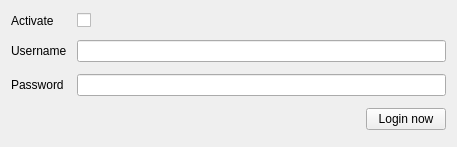
The window that src/GUI/Preferences/LastFM/GUI_LastFM.ui (return42/sayonara) describes before a commit, drawn with Qt 5.
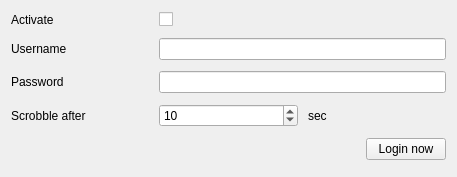
The same window after the commit.

```diff
--- a/src/GUI/Preferences/LastFM/GUI_LastFM.ui
+++ b/src/GUI/Preferences/LastFM/GUI_LastFM.ui
@@ -7,16 +7,13 @@
     <x>0</x>
     <y>0</y>
     <width>457</width>
-    <height>147</height>
+    <height>177</height>
    </rect>
   </property>
   <layout class="QGridLayout" name="gridLayout">
    <property name="spacing">
     <number>10</number>
    </property>
-   <item row="2" column="1">
-    <widget class="QLineEdit" name="tf_username"/>
-   </item>
    <item row="1" column="0">
     <widget class="QLabel" name="label_4">
      <property name="text">
@@ -31,13 +28,6 @@
      </property>
     </widget>
    </item>
-   <item row="3" column="1">
-    <widget class="QLineEdit" name="tf_password">
-     <property name="echoMode">
-      <enum>QLineEdit::Password</enum>
-     </property>
-    </widget>
-   </item>
    <item row="3" column="0">
     <widget class="QLabel" name="label_3">
      <property name="text">
@@ -45,7 +35,44 @@
      </property>
     </widget>
    </item>
-   <item row="4" column="0" colspan="2">
+   <item row="1" column="1">
+    <widget class="QCheckBox" name="cb_activate">
+     <property name="focusPolicy">
+      <enum>Qt::StrongFocus</enum>
+     </property>
+     <property name="layoutDirection">
+      <enum>Qt::LeftToRight</enum>
+     </property>
+     <property name="text">
+      <string/>
+     </property>
+    </widget>
+   </item>
+   <item row="4" column="0">
+    <widget class="QLabel" name="label">
+     <property name="text">
+      <string>Scrobble after</string>
+     </property>
+    </widget>
+   </item>
+   <item row="4" column="1">
+    <widget class="QSpinBox" name="sb_scrobble_time">
+     <property name="minimum">
+      <number>5</number>
+     </property>
+     <property name="value">
+      <number>10</number>
+     </property>
+    </widget>
+   </item>
+   <item row="4" column="2">
+    <widget class="QLabel" name="label_5">
+     <property name="text">
+      <string>sec</string>
+     </property>
+    </widget>
+   </item>
+   <item row="5" column="0" colspan="3">
     <layout class="QHBoxLayout" name="horizontalLayout">
      <item>
       <widget class="QLabel" name="lab_status">
@@ -76,19 +103,16 @@
      </item>
     </layout>
    </item>
-   <item row="1" column="1">
-    <widget class="QCheckBox" name="cb_activate">
-     <property name="focusPolicy">
-      <enum>Qt::StrongFocus</enum>
-     </property>
-     <property name="layoutDirection">
-      <enum>Qt::LeftToRight</enum>
-     </property>
-     <property name="text">
-      <string/>
+   <item row="3" column="1" colspan="2">
+    <widget class="QLineEdit" name="tf_password">
+     <property name="echoMode">
+      <enum>QLineEdit::Password</enum>
      </property>
     </widget>
    </item>
+   <item row="2" column="1" colspan="2">
+    <widget class="QLineEdit" name="tf_username"/>
+   </item>
   </layout>
  </widget>
  <resources/>
```
